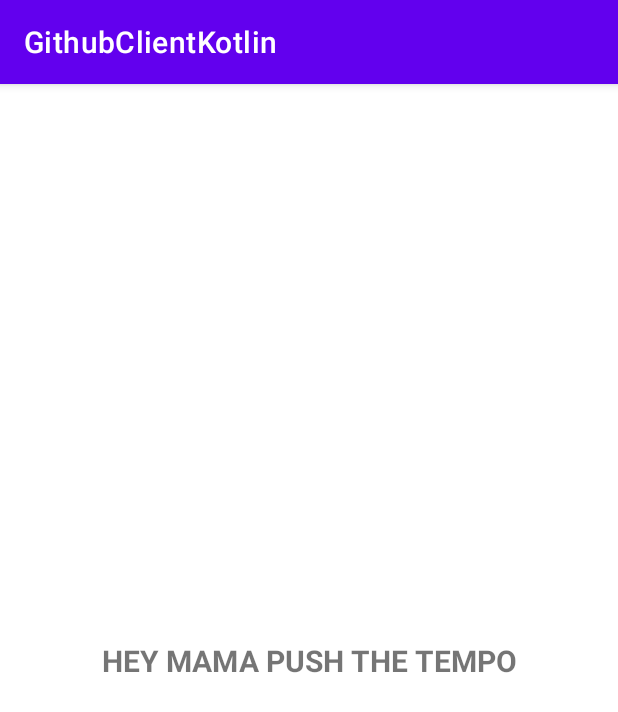
After one commit to Dizrael/GithubClientKotlin, an Android app: the fragment SingleUserFragment placed in its activity, on a phone screen of 412 x 824 dp. The commit adds this screen. Shown: the top 712 px of the screen. Run offline under Robolectric (Android 15) with nearby library versions, the phone set to English and light mode, and no system bars; libraries missing offline, so code that uses them is left out: moxy.ktx.moxyPresenter, ru.terrakok.cicerone; 1 statement that could not run was skipped.

Commit message:
lesson 2 code

```diff
--- a/app/src/main/java/ru/dizraelapps/githubclientkotlin/mvp/model/GithubUserRepo.kt
+++ b/app/src/main/java/ru/dizraelapps/githubclientkotlin/mvp/model/GithubUserRepo.kt
@@ -14,4 +14,8 @@ class GithubUserRepo {
     fun getUsers(): List<GithubUser>{
         return repositories
     }
+
+    fun getSingleUser(userIndex: Int): GithubUser{
+        return repositories[userIndex]
+    }
 }
--- a/app/src/main/java/ru/dizraelapps/githubclientkotlin/mvp/presenter/UsersPresenter.kt
+++ b/app/src/main/java/ru/dizraelapps/githubclientkotlin/mvp/presenter/UsersPresenter.kt
@@ -8,6 +8,7 @@ import ru.dizraelapps.githubclientkotlin.mvp.presenter.list.IUserListPresenter
 import ru.dizraelapps.githubclientkotlin.mvp.view.UserItemView
 import ru.dizraelapps.githubclientkotlin.mvp.view.UsersView
 import ru.dizraelapps.githubclientkotlin.ui.fragments.UsersFragment
+import ru.dizraelapps.githubclientkotlin.ui.navigation.Screens
 import ru.terrakok.cicerone.Router
 
 class UsersPresenter(private val usersRepo: GithubUserRepo, private val router: Router) : MvpPresenter<UsersView>() {
@@ -20,7 +21,7 @@ class UsersPresenter(private val usersRepo: GithubUserRepo, private val router:
         loadData()
 
         usersListPresenter.itemClickListener = {
-            //TODO: Переход на экран пользователя
+            router.navigateTo(Screens.SingleUserScreen(it.pos))
         }
     }
 
--- /dev/null
+++ b/app/src/main/java/ru/dizraelapps/githubclientkotlin/mvp/view/SingleUserView.kt
@@ -0,0 +1,10 @@
+package ru.dizraelapps.githubclientkotlin.mvp.view
+
+import moxy.MvpView
+import moxy.viewstate.strategy.AddToEndSingleStrategy
+import moxy.viewstate.strategy.StateStrategyType
+
+@StateStrategyType(AddToEndSingleStrategy::class)
+interface SingleUserView: MvpView {
+    fun init()
+}
--- a/app/src/main/java/ru/dizraelapps/githubclientkotlin/ui/adapter/UserRVAdapter.kt
+++ b/app/src/main/java/ru/dizraelapps/githubclientkotlin/ui/adapter/UserRVAdapter.kt
@@ -36,6 +36,7 @@ class UserRVAdapter(private val presenter: IUserListPresenter) :
         override fun setLogin(text: String) = with(containerView) {
             tv_login.text = text
         }
+
     }
 
 }
--- /dev/null
+++ b/app/src/main/java/ru/dizraelapps/githubclientkotlin/ui/fragments/SingleUserFragment.kt
@@ -0,0 +1,50 @@
+package ru.dizraelapps.githubclientkotlin.ui.fragments
+
+import android.os.Bundle
+import android.view.LayoutInflater
+import android.view.View
+import android.view.ViewGroup
+import kotlinx.android.synthetic.main.fragment_single_user.*
+import moxy.MvpAppCompatFragment
+import moxy.ktx.moxyPresenter
+import ru.dizraelapps.githubclientkotlin.GithubApplication
+import ru.dizraelapps.githubclientkotlin.R
+import ru.dizraelapps.githubclientkotlin.mvp.model.GithubUserRepo
+import ru.dizraelapps.githubclientkotlin.mvp.presenter.SingleUserPresenter
+import ru.dizraelapps.githubclientkotlin.mvp.view.SingleUserView
+import ru.dizraelapps.githubclientkotlin.ui.navigation.BackButtonListener
+
+class SingleUserFragment: MvpAppCompatFragment(), SingleUserView, BackButtonListener {
+
+    companion object{
+        private const val USER_KEY = "user_index"
+        fun newInstance(userIndex: Int) = SingleUserFragment().apply {
+            arguments = Bundle().apply {
+                putInt(USER_KEY, userIndex)
+            }
+        }
+    }
+
+    private var userIndex = 0
+
+    private val presenter: SingleUserPresenter by moxyPresenter {
+        SingleUserPresenter(GithubUserRepo(), GithubApplication.instance.router)
+    }
+
+    override fun onCreateView( inflater: LayoutInflater, container: ViewGroup?, savedInstanceState: Bundle?): View
+            = View.inflate(context, R.layout.fragment_single_user, null)
+
+    override fun onCreate(savedInstanceState: Bundle?) {
+        super.onCreate(savedInstanceState)
+        userIndex = arguments?.getInt(USER_KEY) ?: 0
+    }
+
+    override fun backPressed(): Boolean {
+        presenter.backPressed()
+        return true
+    }
+
+    override fun init() {
+        user_login.text = presenter.getData(userIndex).login
+    }
+}
--- a/app/src/main/java/ru/dizraelapps/githubclientkotlin/ui/fragments/UsersFragment.kt
+++ b/app/src/main/java/ru/dizraelapps/githubclientkotlin/ui/fragments/UsersFragment.kt
@@ -5,15 +5,12 @@ import android.view.LayoutInflater
 import android.view.View
 import android.view.ViewGroup
 import androidx.recyclerview.widget.LinearLayoutManager
-import androidx.recyclerview.widget.RecyclerView
 import kotlinx.android.synthetic.main.fragment_users.*
-import kotlinx.android.synthetic.main.fragment_users.view.*
 import moxy.MvpAppCompatFragment
 import moxy.ktx.moxyPresenter
 import ru.dizraelapps.githubclientkotlin.GithubApplication
 import ru.dizraelapps.githubclientkotlin.R
 import ru.dizraelapps.githubclientkotlin.mvp.model.GithubUserRepo
-import ru.dizraelapps.githubclientkotlin.mvp.presenter.MainPresenter
 import ru.dizraelapps.githubclientkotlin.mvp.presenter.UsersPresenter
 import ru.dizraelapps.githubclientkotlin.mvp.view.UsersView
 import ru.dizraelapps.githubclientkotlin.ui.adapter.UserRVAdapter
--- a/app/src/main/java/ru/dizraelapps/githubclientkotlin/ui/navigation/Screens.kt
+++ b/app/src/main/java/ru/dizraelapps/githubclientkotlin/ui/navigation/Screens.kt
@@ -1,5 +1,7 @@
 package ru.dizraelapps.githubclientkotlin.ui.navigation
 
+import androidx.fragment.app.Fragment
+import ru.dizraelapps.githubclientkotlin.ui.fragments.SingleUserFragment
 import ru.dizraelapps.githubclientkotlin.ui.fragments.UsersFragment
 import ru.terrakok.cicerone.android.support.SupportAppScreen
 
@@ -7,4 +9,8 @@ class Screens {
     class UsersScreen: SupportAppScreen(){
         override fun getFragment() = UsersFragment.newInstance()
     }
+
+    class SingleUserScreen(private var userIndex: Int): SupportAppScreen(){
+        override fun getFragment() = SingleUserFragment.newInstance(userIndex)
+    }
 }
--- /dev/null
+++ b/app/src/main/res/layout/fragment_single_user.xml
@@ -0,0 +1,20 @@
+<?xml version="1.0" encoding="utf-8"?>
+<androidx.constraintlayout.widget.ConstraintLayout
+    xmlns:android="http://schemas.android.com/apk/res/android"
+    xmlns:app="http://schemas.android.com/apk/res-auto"
+    android:layout_width="match_parent"
+    android:layout_height="match_parent">
+
+
+    <TextView
+        android:id="@+id/user_login"
+        android:layout_width="wrap_content"
+        android:layout_height="wrap_content"
+        android:text="HEY MAMA PUSH THE TEMPO"
+        android:textSize="20sp"
+        android:textStyle="bold"
+        app:layout_constraintBottom_toBottomOf="parent"
+        app:layout_constraintEnd_toEndOf="parent"
+        app:layout_constraintStart_toStartOf="parent"
+        app:layout_constraintTop_toTopOf="parent" />
+</androidx.constraintlayout.widget.ConstraintLayout>
```
Also changed, not shown: app/src/main/java/ru/dizraelapps/githubclientkotlin/mvp/presenter/SingleUserPresenter.kt (added, +23 -0 lines).
